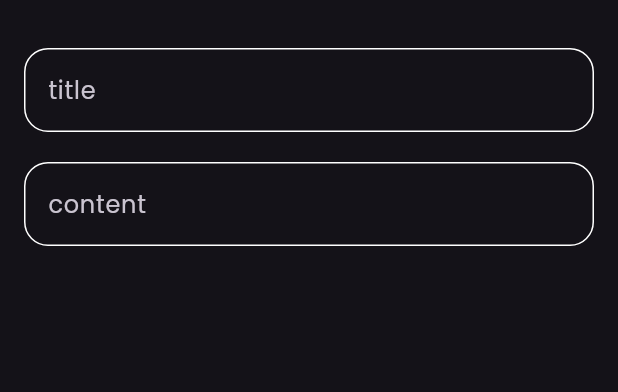
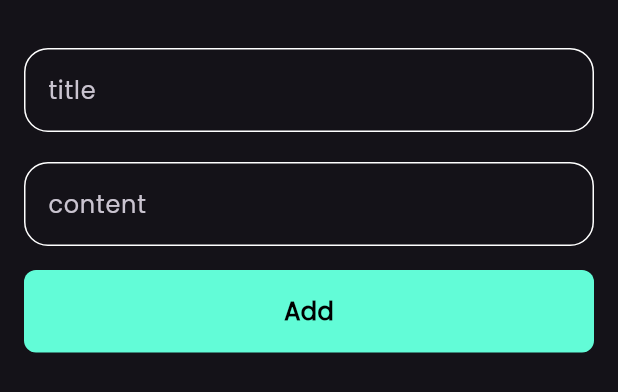
Before and after one commit to amirasaleh/notesApp, a Flutter app: the NoteAddButtomSheet widget shown alone on an empty page, opened directly, on a phone screen of 412 x 824 dp. Shown: the top 392 px of the screen. Run offline on Flutter 3.47's test engine with Material 3 defaults, Android fonts, the phone set to English and light mode, and no system bars.

Commit message:
finish notes botton sheets

```diff
--- /dev/null
+++ b/lib/views/widgets/custom_botton.dart
@@ -0,0 +1,22 @@
+import 'package:flutter/material.dart';
+import 'package:notesapp/constants.dart';
+
+class customButton extends StatelessWidget {
+  const customButton({super.key});
+
+  @override
+  Widget build(BuildContext context) {
+    return  Container(
+      width: MediaQuery.of(context).size.width,
+      height: 55,
+      decoration:BoxDecoration(
+        color: kPrimayColor,
+        borderRadius: BorderRadius.circular(8)
+      ),
+      child: const Center(
+        child: Text('Add',style: TextStyle(color:Colors.black,
+        fontSize: 16,fontWeight: FontWeight.bold)),
+      ),
+    );
+  }
+}
--- a/lib/views/widgets/note_add_buttom_sheet.dart
+++ b/lib/views/widgets/note_add_buttom_sheet.dart
@@ -1,7 +1,6 @@
-
-import 'dart:math';
-
 import 'package:flutter/material.dart';
+import 'package:notesapp/constants.dart';
+import 'package:notesapp/views/widgets/custom_botton.dart';
 import 'package:notesapp/views/widgets/custom_text_field.dart';
 
 class NoteAddButtomSheet extends StatelessWidget {
@@ -11,6 +10,7 @@ class NoteAddButtomSheet extends StatelessWidget {
   Widget build(BuildContext context) {
     return const Padding(
       padding:  EdgeInsets.symmetric(horizontal: 16),
+      child: SingleChildScrollView(
         child: Column(
           children:[
             SizedBox(
@@ -25,9 +25,13 @@ class NoteAddButtomSheet extends StatelessWidget {
             CustomTextField(
               hint: 'content',
               maxLines: 5,
-          )
+            ),
+            SizedBox(height: 16),
+            customButton(),
+              SizedBox(height: 24)
 
           ],
+        ),
       ),
     );
   }
```
Lines whose indentation alone changed are shown as unchanged.
